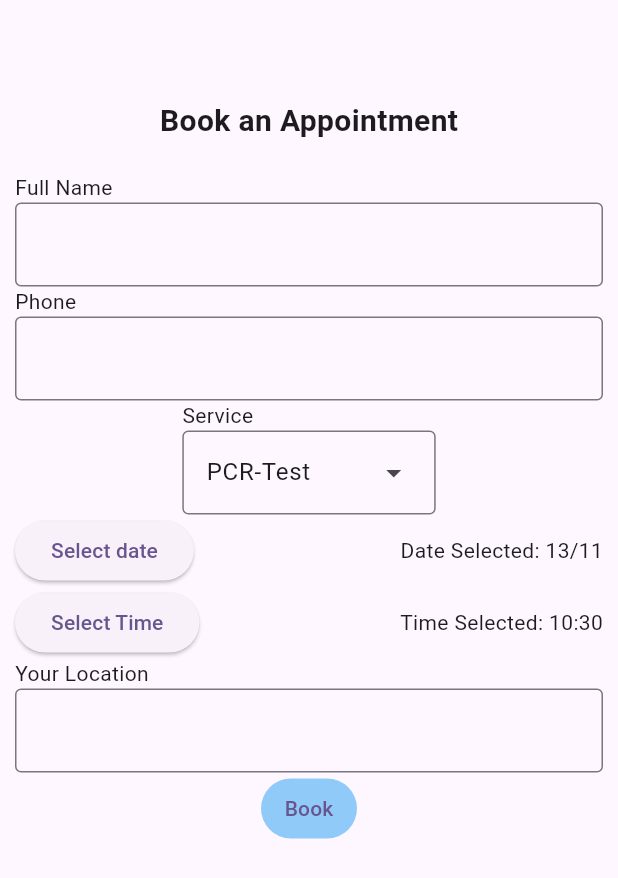
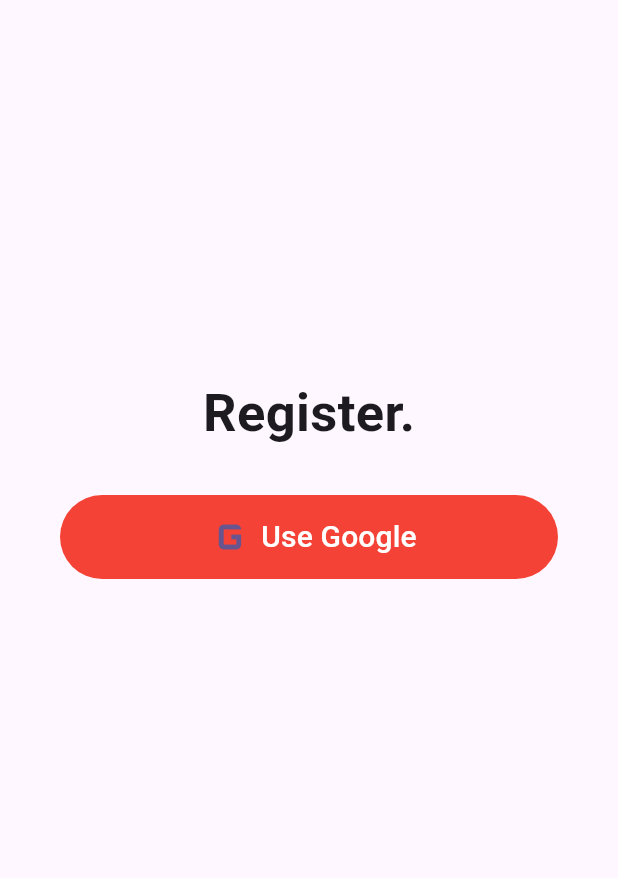
Before and after one commit to MuhaAllAmeen/appointment-flutter-node, a Flutter app: the screen it shows after launch, on a phone screen of 412 x 824 dp. Shown: the top 878 px of the screen. Run offline on Flutter 3.47's test engine with Material 3 defaults, Android fonts, the phone set to English and light mode, and no system bars; our stand-ins replace firebase_auth, firebase_core, flutter_dotenv, flutter_secure_storage, google_sign_in, webview_flutter; missing offline and left inert: flutter_appauth; accounts and stored records are empty.

```diff
--- a/lib/bookView.dart
+++ b/lib/bookView.dart
@@ -79,7 +79,6 @@ class _BookViewState extends State<BookView> {
       body: SingleChildScrollView(
         child: Padding(
           padding: const EdgeInsets.symmetric(vertical: 10,horizontal: 10),
-          child: Expanded(
           child: Column(
             mainAxisSize: MainAxisSize.max,
             mainAxisAlignment: MainAxisAlignment.spaceBetween,
@@ -167,7 +166,6 @@ class _BookViewState extends State<BookView> {
               child: const Text("Book"),
             ),
           ],
-                      ),
                     )
       ),
     )
--- a/lib/home.dart
+++ b/lib/home.dart
@@ -1,9 +1,12 @@
 import 'package:appointment/appointmentsView.dart';
 import 'package:appointment/bookView.dart';
+import 'package:appointment/pages/auth/registerView.dart';
+import 'package:appointment/services/authService.dart';
 import 'package:flutter/material.dart';
 
 class Home extends StatefulWidget {
-  const Home({super.key});
+  bool isLoggedIn;
+  Home({super.key, this.isLoggedIn=false});
 
   @override
   State<Home> createState() => _HomeState();
@@ -16,10 +19,17 @@ class _HomeState extends State<Home> {
 
   @override
   void initState() {
+    initAuth();
     pageController = PageController();
     super.initState();
   }
 
+  void initAuth() async{
+    bool isAuthenticated = await AuthService().initAuth();
+    setState(() {
+      widget.isLoggedIn = isAuthenticated;
+    });
+  }
   @override
   void dispose() {
     pageController.dispose();
@@ -34,7 +44,7 @@ class _HomeState extends State<Home> {
   Widget build(BuildContext context) {
     return Scaffold(
 
-      body: PageView(
+      body: widget.isLoggedIn ? PageView(
         controller: pageController,
         // physics: const NeverScrollableScrollPhysics(),
         children: const [BookView(),Appointmentsview()],
@@ -43,7 +53,10 @@ class _HomeState extends State<Home> {
             _page = value;
           });
         },
-      )
-    );
+      ):
+      const Registerview()
+    )
+
+    ;
   }
 }
--- a/lib/main.dart
+++ b/lib/main.dart
@@ -1,7 +1,15 @@
 import 'package:appointment/home.dart';
+import 'package:appointment/pages/auth/webView.dart';
+import 'package:firebase_core/firebase_core.dart';
 import 'package:flutter/material.dart';
+import 'package:flutter_dotenv/flutter_dotenv.dart';
 
-void main() {
+
+void main() async{
+  WidgetsFlutterBinding.ensureInitialized();
+    Firebase.initializeApp();
+
+  await dotenv.load(fileName: "lib/.env");
   runApp(const MyApp());
 }
 
@@ -22,7 +30,7 @@ class MyApp extends StatelessWidget {
                     )
                     )
       ),
-      home: const Home(),
+      home: Home(),
     );
   }
 }
--- /dev/null
+++ b/lib/pages/auth/registerView.dart
@@ -0,0 +1,63 @@
+import 'package:appointment/home.dart';
+import 'package:appointment/pages/auth/webView.dart';
+import 'package:appointment/services/authService.dart';
+import 'package:flutter/material.dart';
+
+
+class Registerview extends StatefulWidget {
+  const Registerview({super.key});
+
+  @override
+  State<Registerview> createState() => _RegisterviewState();
+}
+
+class _RegisterviewState extends State<Registerview> {
+
+  Future<void> signIn() async {
+    final authSuccess = await AuthService.instance.login();
+    // final authSuccess = await AuthService.instance.loginUsingGooglePackage();
+
+    if (authSuccess){
+
+      Navigator.of(context).pushAndRemoveUntil(MaterialPageRoute(builder:(context) => Home(isLoggedIn: authSuccess,),), (Route)=>false);
+    }
+
+
+  }
+
+  @override
+  Widget build(BuildContext context) {
+    return Scaffold(
+      appBar: AppBar(),
+      body: Container(
+        height: MediaQuery.of(context).size.height-300,
+        child: Center(
+          child: Column(
+            mainAxisAlignment: MainAxisAlignment.center,
+            children: [
+              const Text("Register.",style: TextStyle(fontSize: 35,fontWeight: FontWeight.bold),),
+              const SizedBox(height: 30,),
+              Padding(
+                padding: const EdgeInsets.symmetric(horizontal: 40),
+                child: TextButton(onPressed:() {
+                  signIn();
+                },
+                style: ButtonStyle(backgroundColor: WidgetStatePropertyAll(Colors.red[500])),
+                child: const Row(
+                  mainAxisAlignment: MainAxisAlignment.center,
+                  children: [
+                    Icon(Icons.g_mobiledata,size: 40,),
+                    Text("Use Google",style: TextStyle(color: Colors.white, fontSize: 20),)
+                  ],
+                ),
+                ),
+              ),
+            ],
+          ),
+        ),
+      )
+    );
+  }
+
+
+}
```
Also changed, not shown: lib/pages/auth/webView.dart (added, +42 -0 lines), lib/services/authService.dart (added, +139 -0 lines), pubspec.yaml (+8 -1 lines), pubspec.lock, 13 other files. Lines whose indentation alone changed are shown as unchanged.
